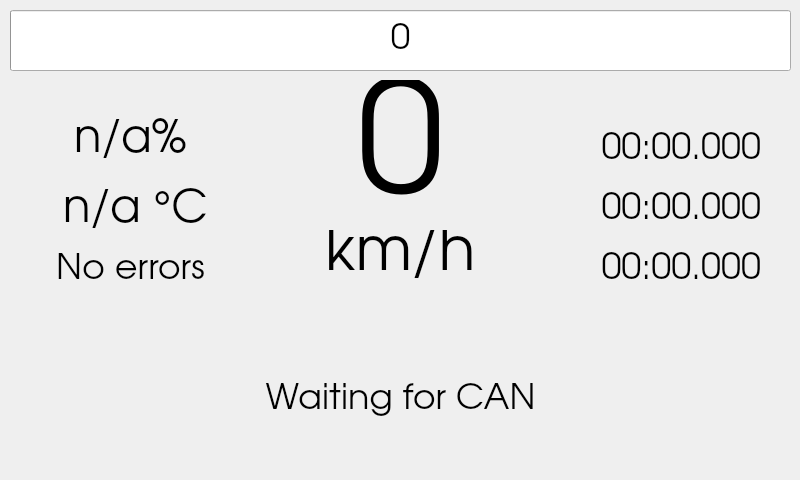
PUT-Motorsport/PUTM_EV_DASH_SOFTWARE_2022, file Dash/mainwindow.ui: the form before one commit.
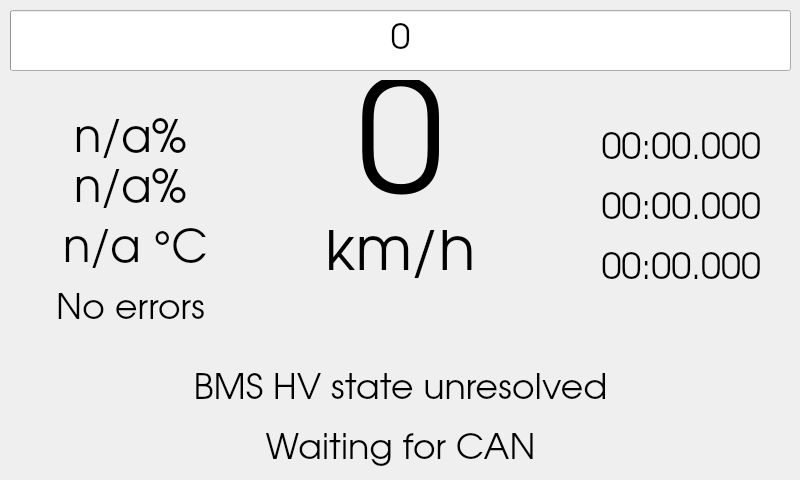
The form after the commit.

Commit message: Added BMS HV states

The edit to the form file:
```diff
--- a/Dash/mainwindow.ui
+++ b/Dash/mainwindow.ui
@@ -117,7 +117,7 @@
     <property name="geometry">
      <rect>
       <x>0</x>
-      <y>180</y>
+      <y>220</y>
       <width>271</width>
       <height>61</height>
      </rect>
@@ -139,7 +139,7 @@
     <property name="geometry">
      <rect>
       <x>260</x>
-      <y>380</y>
+      <y>430</y>
       <width>281</width>
       <height>41</height>
      </rect>
@@ -161,7 +161,7 @@
     <property name="geometry">
      <rect>
       <x>10</x>
-      <y>250</y>
+      <y>290</y>
       <width>241</width>
       <height>41</height>
      </rect>
@@ -270,6 +270,50 @@
      <set>Qt::AlignRight|Qt::AlignTrailing|Qt::AlignVCenter</set>
     </property>
    </widget>
+   <widget class="QLabel" name="lvsoc">
+    <property name="geometry">
+     <rect>
+      <x>10</x>
+      <y>160</y>
+      <width>241</width>
+      <height>61</height>
+     </rect>
+    </property>
+    <property name="font">
+     <font>
+      <family>URW Gothic</family>
+      <pointsize>34</pointsize>
+     </font>
+    </property>
+    <property name="text">
+     <string>n/a%</string>
+    </property>
+    <property name="alignment">
+     <set>Qt::AlignCenter</set>
+    </property>
+   </widget>
+   <widget class="QLabel" name="bms_hv_state">
+    <property name="geometry">
+     <rect>
+      <x>10</x>
+      <y>370</y>
+      <width>781</width>
+      <height>41</height>
+     </rect>
+    </property>
+    <property name="font">
+     <font>
+      <family>URW Gothic</family>
+      <pointsize>26</pointsize>
+     </font>
+    </property>
+    <property name="text">
+     <string>BMS HV state unresolved</string>
+    </property>
+    <property name="alignment">
+     <set>Qt::AlignCenter</set>
+    </property>
+   </widget>
   </widget>
  </widget>
  <resources/>
```
Left out of the diff: 2 changed lines with no effect on the pictures. The commit also changes 13 other files.
